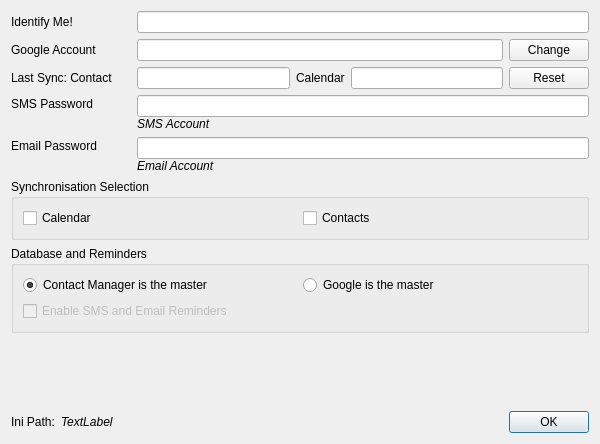
Qt form configuration.ui (trumpton/ContactManager) before a commit.
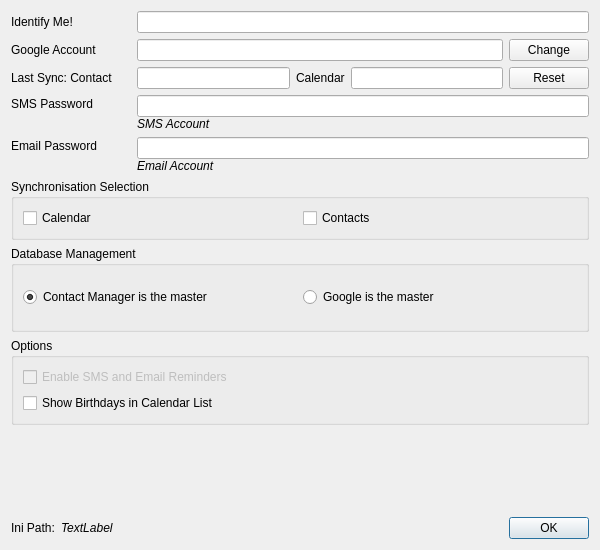
The same form after that commit. Custom widgets are drawn as their Qt base class.

Commit message: Config option to show/hide birthdays

```diff
--- a/configuration.ui
+++ b/configuration.ui
@@ -7,7 +7,7 @@
     <x>0</x>
     <y>0</y>
     <width>600</width>
-    <height>444</height>
+    <height>550</height>
    </rect>
   </property>
   <property name="sizePolicy">
@@ -19,13 +19,13 @@
   <property name="minimumSize">
    <size>
     <width>600</width>
-    <height>0</height>
+    <height>550</height>
    </size>
   </property>
   <property name="maximumSize">
    <size>
-    <width>10000</width>
-    <height>600</height>
+    <width>6000</width>
+    <height>4000</height>
    </size>
   </property>
   <property name="windowTitle">
@@ -350,7 +350,7 @@
       </font>
      </property>
      <property name="title">
-      <string>Database and Reminders   </string>
+      <string>Database Management</string>
      </property>
      <layout class="QVBoxLayout" name="verticalLayout_6">
       <item>
@@ -401,6 +401,15 @@
         </item>
        </layout>
       </item>
+     </layout>
+    </widget>
+   </item>
+   <item>
+    <widget class="QGroupBox" name="groupBox_3">
+     <property name="title">
+      <string>Options</string>
+     </property>
+     <layout class="QVBoxLayout" name="verticalLayout_7">
       <item>
        <widget class="QCheckBox" name="enableReminders">
         <property name="enabled">
@@ -411,6 +420,13 @@
         </property>
        </widget>
       </item>
+      <item>
+       <widget class="QCheckBox" name="showBirthdays">
+        <property name="text">
+         <string>Show Birthdays in Calendar List</string>
+        </property>
+       </widget>
+      </item>
      </layout>
     </widget>
    </item>
```
The commit also changes 3 other files.
